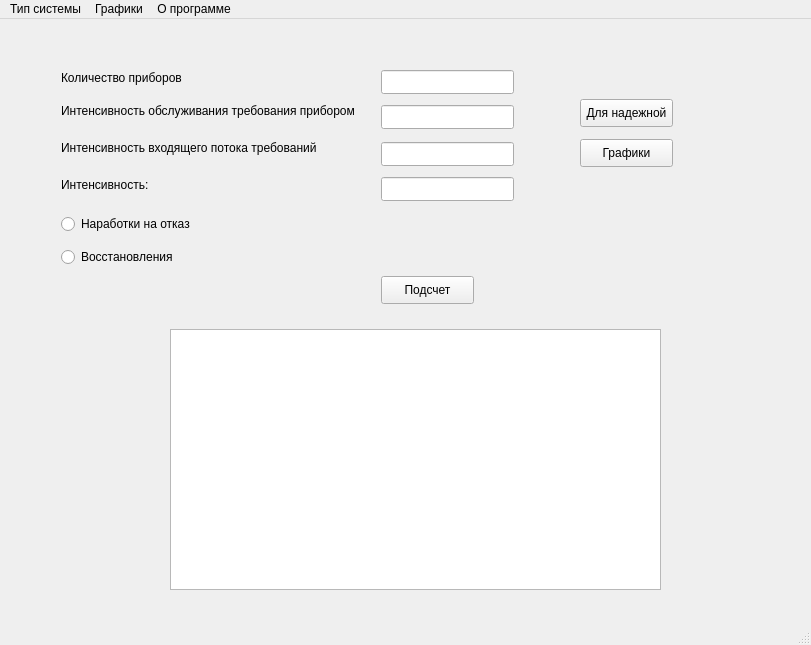
First picture: the form in mainUI.ui, repository hokage-mlg/diplomaProgram, before the edit.
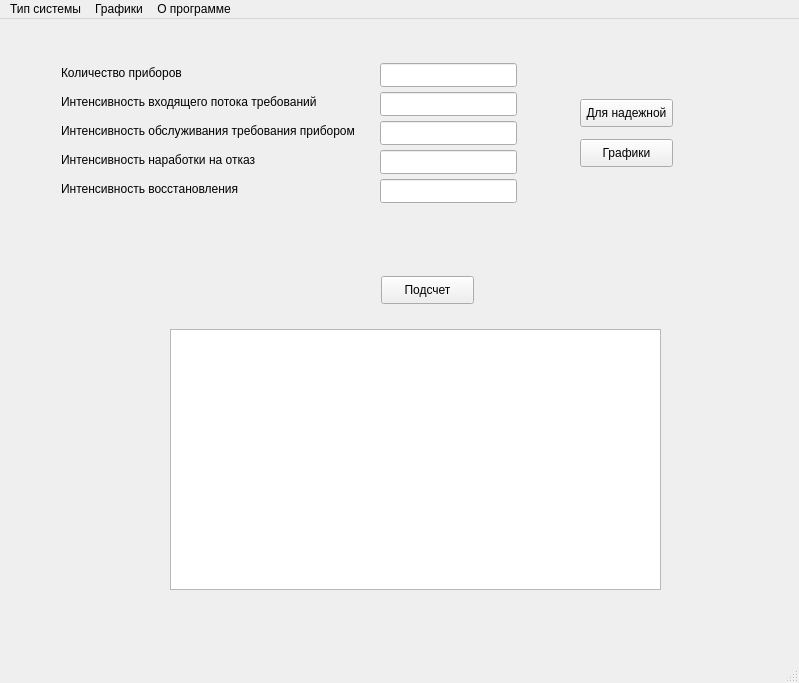
Second picture: the form after the edit.

Commit message: For reliable sys calc. UI ver 1.0 for graphs. Graphs and func for graphs in process

Patch:
```diff
--- a/mainUI.ui
+++ b/mainUI.ui
@@ -6,8 +6,8 @@
    <rect>
     <x>0</x>
     <y>0</y>
-    <width>811</width>
-    <height>645</height>
+    <width>799</width>
+    <height>683</height>
    </rect>
   </property>
   <property name="windowTitle">
@@ -17,88 +17,6 @@
    <property name="enabled">
     <bool>true</bool>
    </property>
-   <widget class="QLineEdit" name="lineEdit_la">
-    <property name="geometry">
-     <rect>
-      <x>381</x>
-      <y>123</y>
-      <width>133</width>
-      <height>24</height>
-     </rect>
-    </property>
-   </widget>
-   <widget class="QLineEdit" name="lineEdit_intensity_choice">
-    <property name="geometry">
-     <rect>
-      <x>381</x>
-      <y>158</y>
-      <width>133</width>
-      <height>24</height>
-     </rect>
-    </property>
-   </widget>
-   <widget class="QLabel" name="label_intensity_choice">
-    <property name="geometry">
-     <rect>
-      <x>61</x>
-      <y>158</y>
-      <width>93</width>
-      <height>16</height>
-     </rect>
-    </property>
-    <property name="text">
-     <string>Интенсивность:</string>
-    </property>
-   </widget>
-   <widget class="QLabel" name="label_mu">
-    <property name="geometry">
-     <rect>
-      <x>61</x>
-      <y>84</y>
-      <width>311</width>
-      <height>16</height>
-     </rect>
-    </property>
-    <property name="text">
-     <string>Интенсивность обслуживания требования прибором</string>
-    </property>
-   </widget>
-   <widget class="QLabel" name="label_la">
-    <property name="geometry">
-     <rect>
-      <x>61</x>
-      <y>121</y>
-      <width>273</width>
-      <height>16</height>
-     </rect>
-    </property>
-    <property name="text">
-     <string>Интенсивность входящего потока требований</string>
-    </property>
-   </widget>
-   <widget class="QLineEdit" name="lineEdit_mu">
-    <property name="geometry">
-     <rect>
-      <x>381</x>
-      <y>86</y>
-      <width>133</width>
-      <height>24</height>
-     </rect>
-    </property>
-   </widget>
-   <widget class="QRadioButton" name="radioButton_alpha">
-    <property name="geometry">
-     <rect>
-      <x>61</x>
-      <y>195</y>
-      <width>143</width>
-      <height>20</height>
-     </rect>
-    </property>
-    <property name="text">
-     <string>Наработки на отказ</string>
-    </property>
-   </widget>
    <widget class="QPushButton" name="pushButton_result">
     <property name="geometry">
      <rect>
@@ -115,51 +33,6 @@
      <string>Подсчет</string>
     </property>
    </widget>
-   <widget class="QRadioButton" name="radioButton_beta">
-    <property name="geometry">
-     <rect>
-      <x>61</x>
-      <y>228</y>
-      <width>122</width>
-      <height>20</height>
-     </rect>
-    </property>
-    <property name="text">
-     <string>Восстановления</string>
-    </property>
-   </widget>
-   <widget class="QLabel" name="label_kappa">
-    <property name="geometry">
-     <rect>
-      <x>61</x>
-      <y>51</y>
-      <width>128</width>
-      <height>16</height>
-     </rect>
-    </property>
-    <property name="text">
-     <string>Количество приборов</string>
-    </property>
-   </widget>
-   <widget class="QLineEdit" name="lineEdit_kappa">
-    <property name="geometry">
-     <rect>
-      <x>381</x>
-      <y>51</y>
-      <width>133</width>
-      <height>24</height>
-     </rect>
-    </property>
-    <property name="tabletTracking">
-     <bool>false</bool>
-    </property>
-    <property name="cursorPosition">
-     <number>0</number>
-    </property>
-    <property name="clearButtonEnabled">
-     <bool>false</bool>
-    </property>
-   </widget>
    <widget class="QPushButton" name="pushButton_graphs">
     <property name="geometry">
      <rect>
@@ -205,13 +78,167 @@
      <bool>true</bool>
     </property>
    </widget>
+   <widget class="QLineEdit" name="lineEdit_alpha">
+    <property name="geometry">
+     <rect>
+      <x>380</x>
+      <y>131</y>
+      <width>137</width>
+      <height>24</height>
+     </rect>
+    </property>
+    <property name="sizePolicy">
+     <sizepolicy hsizetype="Fixed" vsizetype="Fixed">
+      <horstretch>0</horstretch>
+      <verstretch>0</verstretch>
+     </sizepolicy>
+    </property>
+   </widget>
+   <widget class="QLabel" name="label_alpha">
+    <property name="geometry">
+     <rect>
+      <x>61</x>
+      <y>133</y>
+      <width>231</width>
+      <height>16</height>
+     </rect>
+    </property>
+    <property name="text">
+     <string>Интенсивность наработки на отказ</string>
+    </property>
+   </widget>
+   <widget class="QLabel" name="label_mu">
+    <property name="geometry">
+     <rect>
+      <x>61</x>
+      <y>104</y>
+      <width>321</width>
+      <height>16</height>
+     </rect>
+    </property>
+    <property name="text">
+     <string>Интенсивность обслуживания требования прибором</string>
+    </property>
+   </widget>
+   <widget class="QLineEdit" name="lineEdit_la">
+    <property name="geometry">
+     <rect>
+      <x>380</x>
+      <y>73</y>
+      <width>137</width>
+      <height>24</height>
+     </rect>
+    </property>
+    <property name="sizePolicy">
+     <sizepolicy hsizetype="Fixed" vsizetype="Fixed">
+      <horstretch>0</horstretch>
+      <verstretch>0</verstretch>
+     </sizepolicy>
+    </property>
+   </widget>
+   <widget class="QLineEdit" name="lineEdit_mu">
+    <property name="geometry">
+     <rect>
+      <x>380</x>
+      <y>102</y>
+      <width>137</width>
+      <height>24</height>
+     </rect>
+    </property>
+    <property name="sizePolicy">
+     <sizepolicy hsizetype="Fixed" vsizetype="Fixed">
+      <horstretch>0</horstretch>
+      <verstretch>0</verstretch>
+     </sizepolicy>
+    </property>
+   </widget>
+   <widget class="QLabel" name="label_la">
+    <property name="geometry">
+     <rect>
+      <x>61</x>
+      <y>75</y>
+      <width>301</width>
+      <height>16</height>
+     </rect>
+    </property>
+    <property name="text">
+     <string>Интенсивность входящего потока требований</string>
+    </property>
+   </widget>
+   <widget class="QLabel" name="label_kappa">
+    <property name="geometry">
+     <rect>
+      <x>61</x>
+      <y>46</y>
+      <width>131</width>
+      <height>16</height>
+     </rect>
+    </property>
+    <property name="text">
+     <string>Количество приборов</string>
+    </property>
+   </widget>
+   <widget class="QLineEdit" name="lineEdit_kappa">
+    <property name="geometry">
+     <rect>
+      <x>380</x>
+      <y>44</y>
+      <width>137</width>
+      <height>24</height>
+     </rect>
+    </property>
+    <property name="sizePolicy">
+     <sizepolicy hsizetype="Fixed" vsizetype="Fixed">
+      <horstretch>0</horstretch>
+      <verstretch>0</verstretch>
+     </sizepolicy>
+    </property>
+    <property name="tabletTracking">
+     <bool>false</bool>
+    </property>
+    <property name="cursorPosition">
+     <number>0</number>
+    </property>
+    <property name="clearButtonEnabled">
+     <bool>false</bool>
+    </property>
+   </widget>
+   <widget class="QLineEdit" name="lineEdit_beta">
+    <property name="geometry">
+     <rect>
+      <x>380</x>
+      <y>160</y>
+      <width>137</width>
+      <height>24</height>
+     </rect>
+    </property>
+    <property name="sizePolicy">
+     <sizepolicy hsizetype="Fixed" vsizetype="Fixed">
+      <horstretch>0</horstretch>
+      <verstretch>0</verstretch>
+     </sizepolicy>
+    </property>
+   </widget>
+   <widget class="QLabel" name="label_beta">
+    <property name="geometry">
+     <rect>
+      <x>61</x>
+      <y>162</y>
+      <width>201</width>
+      <height>16</height>
+     </rect>
+    </property>
+    <property name="text">
+     <string>Интенсивность восстановления</string>
+    </property>
+   </widget>
   </widget>
   <widget class="QMenuBar" name="menubar">
    <property name="geometry">
     <rect>
      <x>0</x>
      <y>0</y>
-     <width>811</width>
+     <width>799</width>
      <height>26</height>
     </rect>
    </property>
```
The commit also changes 5 other files.
